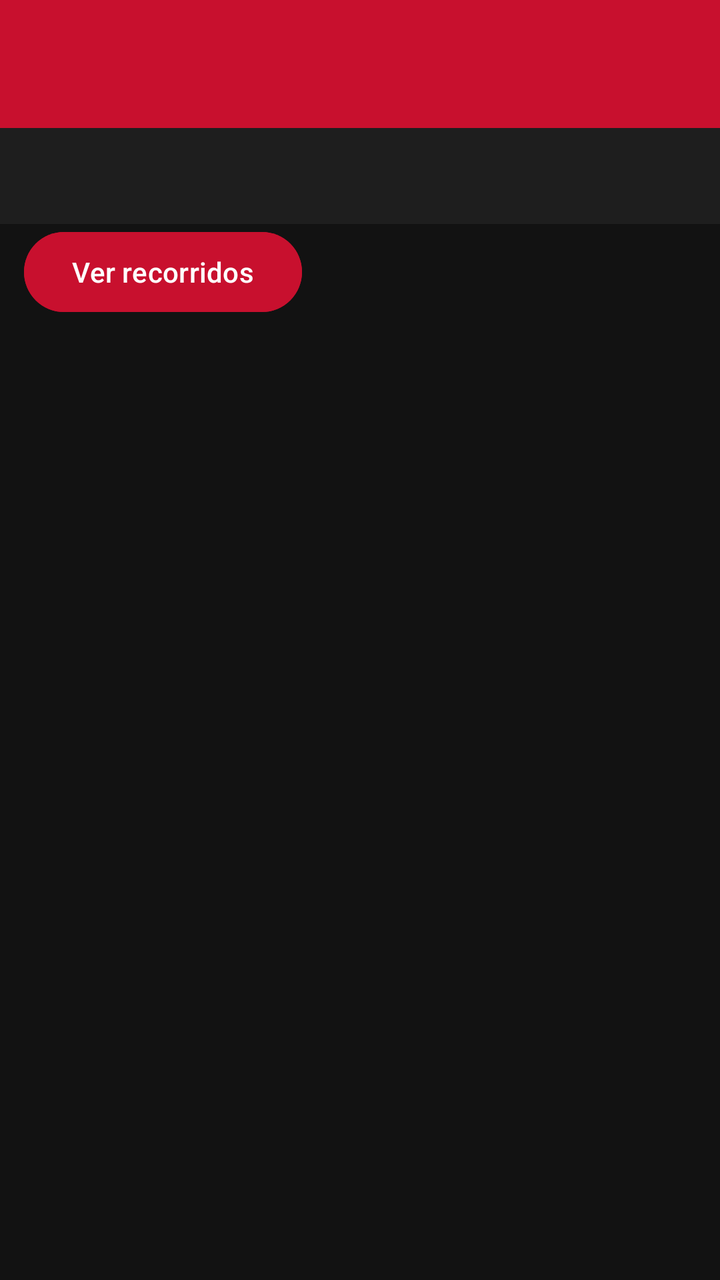
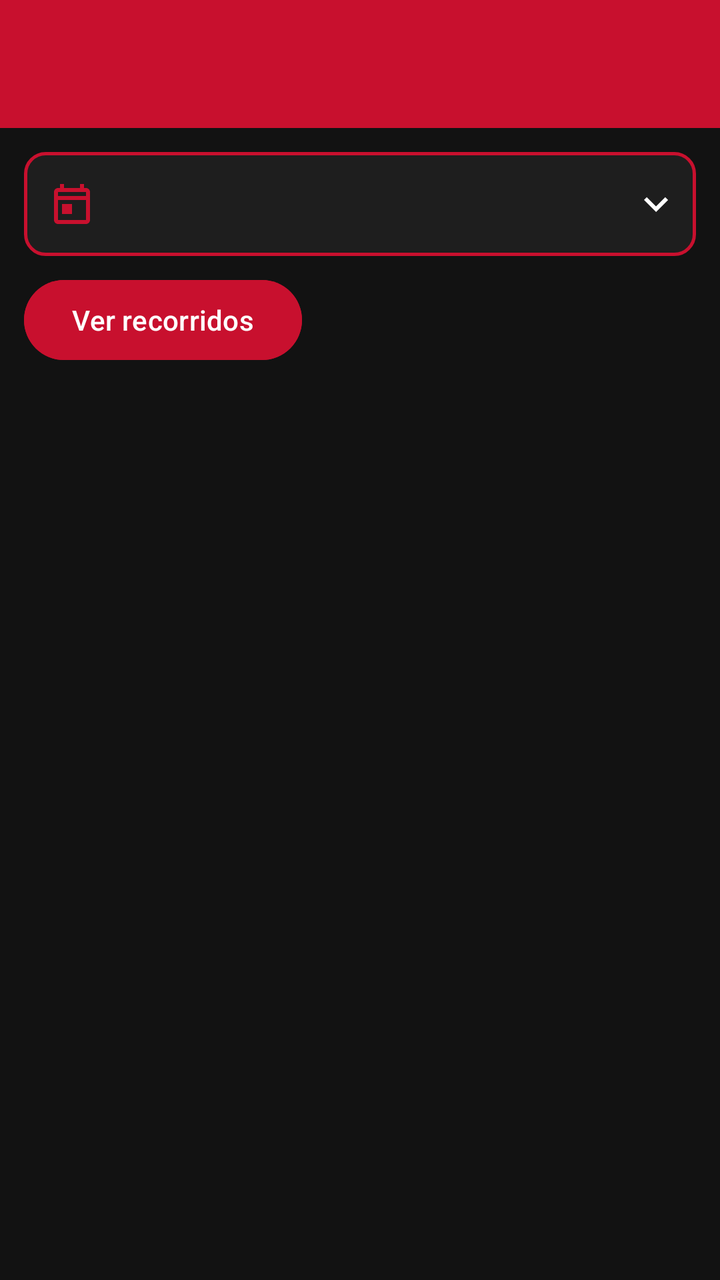

Compare the two renders of this Android layout. The source of the first and the diff that turns it into the second are given below.
<!-- AndroidManifest.xml: application theme Theme.UninorteLocator -->
<!-- res/layout/activity_recorridos.xml -->
<?xml version="1.0" encoding="utf-8"?>
<LinearLayout xmlns:android="http://schemas.android.com/apk/res/android"
    xmlns:app="http://schemas.android.com/apk/res-auto"
    android:layout_width="match_parent" android:layout_height="match_parent"
    android:orientation="vertical" android:background="@color/background_dark">
    <com.google.android.material.appbar.MaterialToolbar android:id="@+id/toolbar"
        android:layout_width="match_parent" android:layout_height="?attr/actionBarSize"
        android:background="@color/uninorte_red" app:titleTextColor="@color/white" />
    <TextView android:id="@+id/barraRango" android:layout_width="match_parent" android:layout_height="wrap_content"
        android:minHeight="48dp" android:padding="12dp" android:background="@color/card_background"
        android:textColor="@color/white" android:clickable="true" android:focusable="true" />
    <ScrollView android:id="@+id/selectorRango" android:layout_width="match_parent" android:layout_height="260dp"
        android:visibility="gone" android:background="@color/card_background" android:fillViewport="false">
        <LinearLayout android:layout_width="match_parent" android:layout_height="wrap_content"
            android:orientation="vertical" android:padding="8dp">
            <LinearLayout android:layout_width="match_parent" android:layout_height="wrap_content">
                <Button android:id="@+id/tabDesde" style="@style/TabRango" />
                <Button android:id="@+id/tabHasta" style="@style/TabRango" />
            </LinearLayout>
            <LinearLayout android:layout_width="match_parent" android:layout_height="48dp" android:gravity="center_vertical">
                <Button android:id="@+id/mesAnterior" android:layout_width="48dp" android:layout_height="48dp"
                    android:text="@string/flecha_anterior" android:contentDescription="@string/mes_anterior" android:padding="0dp" />
                <TextView android:id="@+id/tituloMes" android:layout_width="0dp" android:layout_height="wrap_content"
                    android:layout_weight="1" android:gravity="center" android:textColor="@color/white" android:textSize="18sp" />
                <Button android:id="@+id/mesSiguiente" android:layout_width="48dp" android:layout_height="48dp"
                    android:text="@string/flecha_siguiente" android:contentDescription="@string/mes_siguiente" android:padding="0dp" />
            </LinearLayout>
            <GridLayout android:id="@+id/diasSemana" android:layout_width="match_parent" android:layout_height="wrap_content" android:columnCount="7" />
            <GridLayout android:id="@+id/diasCalendario" android:layout_width="match_parent" android:layout_height="wrap_content" android:columnCount="7" />
            <TextView android:layout_width="match_parent" android:layout_height="wrap_content" android:text="@string/hora_desde" android:textColor="@color/text_secondary" />
            <LinearLayout android:layout_width="match_parent" android:layout_height="wrap_content" android:gravity="center_vertical">
                <EditText android:id="@+id/desdeHH" style="@style/CampoHora" android:hint="@string/hh" android:contentDescription="@string/desde_hh" />
                <EditText android:id="@+id/desdeMM" style="@style/CampoHora" android:hint="@string/mm" android:contentDescription="@string/desde_mm" />
                <EditText android:id="@+id/desdeSS" style="@style/CampoHora" android:hint="@string/ss" android:contentDescription="@string/desde_ss" />
                <Button android:id="@+id/desdePeriodo" android:layout_width="72dp" android:layout_height="48dp" android:textAllCaps="false" android:contentDescription="@string/desde_periodo" />
            </LinearLayout>
            <TextView android:layout_width="match_parent" android:layout_height="wrap_content" android:text="@string/hora_hasta" android:textColor="@color/text_secondary" />
            <LinearLayout android:layout_width="match_parent" android:layout_height="wrap_content" android:gravity="center_vertical">
                <EditText android:id="@+id/hastaHH" style="@style/CampoHora" android:hint="@string/hh" android:contentDescription="@string/hasta_hh" />
                <EditText android:id="@+id/hastaMM" style="@style/CampoHora" android:hint="@string/mm" android:contentDescription="@string/hasta_mm" />
                <EditText android:id="@+id/hastaSS" style="@style/CampoHora" android:hint="@string/ss" android:contentDescription="@string/hasta_ss" />
                <Button android:id="@+id/hastaPeriodo" android:layout_width="72dp" android:layout_height="48dp" android:textAllCaps="false" android:contentDescription="@string/hasta_periodo" />
            </LinearLayout>
        </LinearLayout>
    </ScrollView>
    <com.google.android.material.button.MaterialButton android:id="@+id/btnActualizar"
        android:layout_width="wrap_content" android:layout_height="wrap_content" android:layout_marginStart="12dp"
        android:text="@string/ver_recorridos" android:textAllCaps="false"
        android:backgroundTint="@color/uninorte_red" android:textColor="@color/white" />
    <TextView android:id="@+id/tvResumen" android:layout_width="match_parent" android:layout_height="wrap_content"
        android:paddingStart="12dp" android:paddingEnd="12dp" android:textColor="@color/white" android:textSize="16sp" android:visibility="gone" />
    <TextView android:id="@+id/tvResumenDetalle" android:layout_width="match_parent" android:layout_height="wrap_content"
        android:paddingStart="12dp" android:paddingEnd="12dp" android:textColor="@color/text_secondary" android:textSize="12sp" android:visibility="gone" />
    <ProgressBar android:id="@+id/progresoRecorridos" android:layout_width="wrap_content" android:layout_height="wrap_content"
        android:layout_gravity="center_horizontal" android:visibility="gone" />
    <TextView android:id="@+id/tvEstadoRecorridos" android:layout_width="match_parent" android:layout_height="wrap_content"
        android:padding="16dp" android:textColor="@color/text_secondary" android:visibility="gone" />
    <ListView android:id="@+id/listaRecorridos" android:layout_width="match_parent" android:layout_height="0dp"
        android:layout_weight="1" android:divider="@android:color/transparent" android:dividerHeight="8dp"
        android:padding="12dp" android:clipToPadding="false" />
</LinearLayout>
<!-- resources referenced by this layout -->
<resources>
  <color name="background_dark">#121212</color>
  <color name="card_background">#1E1E1E</color>
  <color name="text_secondary">#B3B3B3</color>
  <color name="uninorte_red">#C8102E</color>
  <color name="white">#FFFFFF</color>
  <string name="desde_hh">Horas de inicio</string>
  <string name="desde_mm">Minutos de inicio</string>
  <string name="desde_periodo">AM/PM de inicio</string>
  <string name="desde_ss">Segundos de inicio</string>
  <string name="flecha_anterior">←</string>
  <string name="flecha_siguiente">→</string>
  <string name="hasta_hh">Horas de fin</string>
  <string name="hasta_mm">Minutos de fin</string>
  <string name="hasta_periodo">AM/PM de fin</string>
  <string name="hasta_ss">Segundos de fin</string>
  <string name="hh">HH</string>
  <string name="hora_desde">Hora de inicio</string>
  <string name="hora_hasta">Hora de fin</string>
  <string name="mes_anterior">Mes anterior</string>
  <string name="mes_siguiente">Mes siguiente</string>
  <string name="mm">MM</string>
  <string name="ss">SS</string>
  <string name="ver_recorridos">Ver recorridos</string>
  <style name="CampoHora" parent="Widget.AppCompat.EditText">
          <item name="android:layout_width">0dp</item>
          <item name="android:layout_height">48dp</item>
          <item name="android:layout_weight">1</item>
          <item name="android:inputType">number</item>
          <item name="android:maxLength">2</item>
          <item name="android:singleLine">true</item>
          <item name="android:selectAllOnFocus">true</item>
          <item name="android:textColor">@color/white</item>
          <item name="android:textColorHint">@color/text_secondary</item>
          <item name="android:gravity">center</item>
      </style>
  <style name="TabRango" parent="Widget.AppCompat.Button">
          <item name="android:layout_width">0dp</item>
          <item name="android:layout_height">wrap_content</item>
          <item name="android:layout_weight">1</item>
          <item name="android:textAllCaps">false</item>
          <item name="android:textColor">@color/white</item>
      </style>
  <color name="uninorte_red_dark">#8F0B20</color>
  <color name="black">#000000</color>
  <!-- unchanged entries left out for length: 1 -->
</resources>

<!-- the commit's change to res/layout/activity_recorridos.xml (unified diff, before → after) -->
@@ -7,8 +7,13 @@
         android:layout_width="match_parent" android:layout_height="?attr/actionBarSize"
         android:background="@color/uninorte_red" app:titleTextColor="@color/white" />
     <TextView android:id="@+id/barraRango" android:layout_width="match_parent" android:layout_height="wrap_content"
-        android:minHeight="48dp" android:padding="12dp" android:background="@color/card_background"
-        android:textColor="@color/white" android:clickable="true" android:focusable="true" />
+        android:layout_marginStart="12dp" android:layout_marginEnd="12dp" android:layout_marginTop="12dp"
+        android:layout_marginBottom="8dp" android:minHeight="52dp" android:paddingStart="12dp"
+        android:paddingEnd="8dp" android:paddingTop="10dp" android:paddingBottom="10dp"
+        android:background="@drawable/fondo_barra_rango" android:gravity="center_vertical"
+        android:drawableStart="@drawable/ic_calendario" android:drawableEnd="@drawable/ic_expandir"
+        android:drawablePadding="10dp" android:textColor="@color/white" android:textSize="15sp"
+        android:textStyle="bold" android:clickable="true" android:focusable="true" />
     <ScrollView android:id="@+id/selectorRango" android:layout_width="match_parent" android:layout_height="260dp"
         android:visibility="gone" android:background="@color/card_background" android:fillViewport="false">
         <LinearLayout android:layout_width="match_parent" android:layout_height="wrap_content"
<!-- resource entries referenced after the edit -->
@@ -5,6 +5,30 @@
   <color name="text_secondary">#B3B3B3</color>
   <color name="uninorte_red">#C8102E</color>
   <color name="white">#FFFFFF</color>
+  <!-- drawable fondo_barra_rango (drawable) -->
+  <?xml version="1.0" encoding="utf-8"?>
+  <ripple xmlns:android="http://schemas.android.com/apk/res/android" android:color="#33FFFFFF">
+      <item>
+          <shape android:shape="rectangle">
+              <solid android:color="@color/card_background" />
+              <stroke android:width="1.5dp" android:color="@color/uninorte_red" />
+              <corners android:radius="10dp" />
+          </shape>
+      </item>
+  </ripple>
+  <!-- drawable ic_calendario (drawable) -->
+  <?xml version="1.0" encoding="utf-8"?>
+  <vector xmlns:android="http://schemas.android.com/apk/res/android"
+      android:width="24dp" android:height="24dp" android:viewportWidth="24" android:viewportHeight="24">
+      <path android:fillColor="@color/uninorte_red"
+          android:pathData="M19,4h-1V2h-2v2H8V2H6v2H5C3.89,4 3,4.9 3,6v14c0,1.1 0.89,2 2,2h14c1.1,0 2,-0.9 2,-2V6C21,4.9 20.1,4 19,4zM19,20H5V10h14V20zM19,8H5V6h14V8zM7,12h5v5H7V12z" />
+  </vector>
+  <!-- drawable ic_expandir (drawable) -->
+  <?xml version="1.0" encoding="utf-8"?>
+  <vector xmlns:android="http://schemas.android.com/apk/res/android"
+      android:width="24dp" android:height="24dp" android:viewportWidth="24" android:viewportHeight="24">
+      <path android:fillColor="@color/white" android:pathData="M7.41,8.59L12,13.17l4.59,-4.58L18,10l-6,6l-6,-6L7.41,8.59z" />
+  </vector>
   <string name="desde_hh">Horas de inicio</string>
   <string name="desde_mm">Minutos de inicio</string>
   <string name="desde_periodo">AM/PM de inicio</string>
